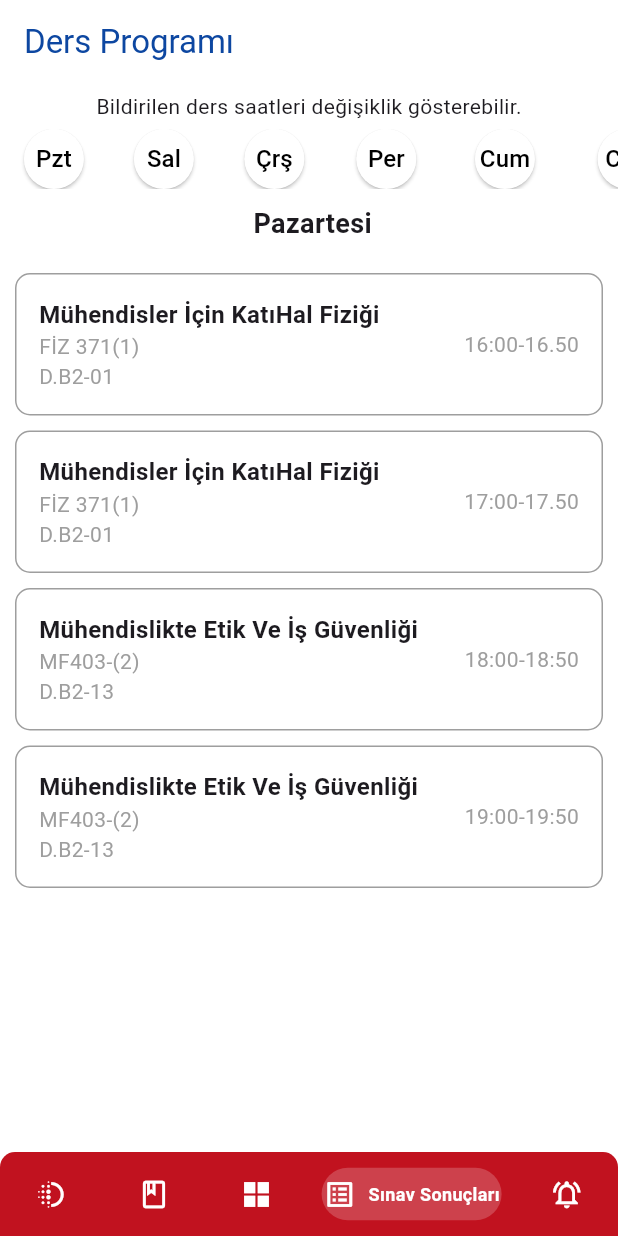
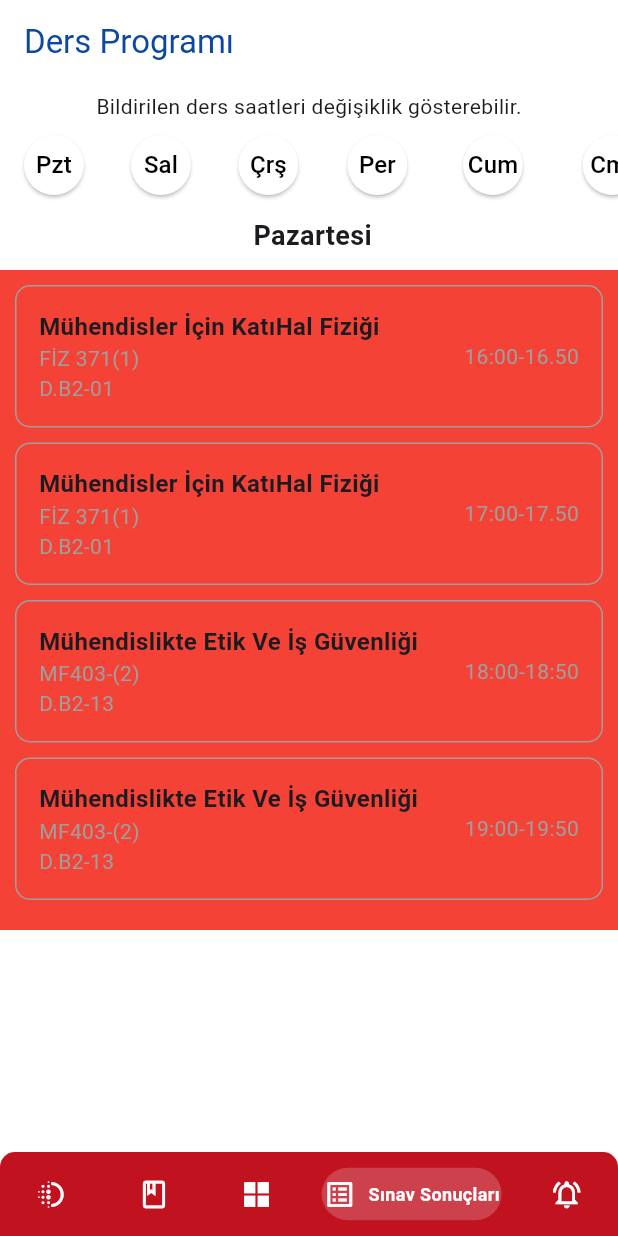
Before and after one commit to ugurakcaydev/DogusApp, a Flutter app: the screen it shows after launch, item 4 of the bottom bar chosen, on a phone screen of 412 x 824 dp. Run offline on Flutter 3.47's test engine with Material 3 defaults, Android fonts, the phone set to English and light mode, and no system bars; drawn by our look-alikes of persistent_bottom_nav_bar; our stand-ins replace contained_tab_bar_view, get; missing offline and left inert: bottom_sheet.

Commit message:
öylesine push

```diff
--- a/lib/pages/StudentProgram.dart
+++ b/lib/pages/StudentProgram.dart
@@ -209,6 +209,7 @@ class _StudentProgramState extends State<StudentProgram> {
                           ),
                         ),
                         Container(
+                          color: Colors.red,
                           padding: EdgeInsets.only(top: 5, bottom: 15),
                           child: SingleChildScrollView(
                             child: Column(
@@ -296,3 +297,6 @@ class _StudentProgramState extends State<StudentProgram> {
     return dayNames[dayIndex];
   }
 }
+
+
+//selensari
--- a/lib/widgets/custom_button.dart
+++ b/lib/widgets/custom_button.dart
@@ -17,14 +17,13 @@ class _CustomButtonState extends State<CustomButton> {
   @override
   Widget build(BuildContext context) {
     return Container(
-      height: 40,
       child: SingleChildScrollView(
         scrollDirection: Axis.horizontal,
         child: Row(
           children: [
             for (int i = 0; i < 6; i++)
               Padding(
-                padding: const EdgeInsets.only(right: 2.0),
+                padding: const EdgeInsets.only(right: 0),
                 child: ElevatedButton(
                   style: ElevatedButton.styleFrom(
                     shape: CircleBorder(),
```
